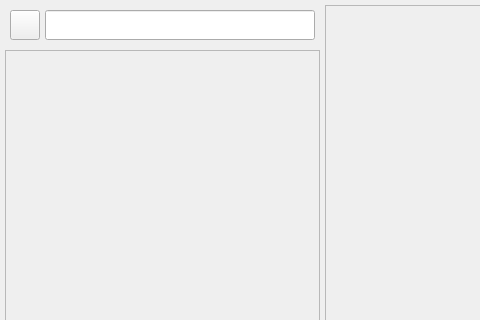
This is interfaces/raw/ui/main_window.ui in MoreliaTalk/morelia_client_qt as Qt 5 draws it before an edit; both pictures show x 0 to 480 and y 0 to 320 of the 960 by 540 pixel window. The edited form follows.
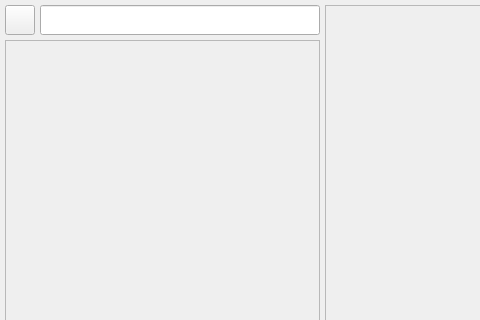
This is the edited form.

The edit to the form file:
```diff
--- a/interfaces/raw/ui/main_window.ui
+++ b/interfaces/raw/ui/main_window.ui
@@ -174,16 +174,16 @@
            <enum>QLayout::SetDefaultConstraint</enum>
           </property>
           <property name="leftMargin">
-           <number>5</number>
+           <number>0</number>
           </property>
           <property name="topMargin">
-           <number>5</number>
+           <number>0</number>
           </property>
           <property name="rightMargin">
-           <number>5</number>
+           <number>0</number>
           </property>
           <property name="bottomMargin">
-           <number>5</number>
+           <number>0</number>
           </property>
           <item>
            <widget class="QToolButton" name="MenuButton">
@@ -240,7 +240,7 @@
             <x>0</x>
             <y>0</y>
             <width>313</width>
-            <height>483</height>
+            <height>493</height>
            </rect>
           </property>
           <layout class="QVBoxLayout" name="chatVerticalLayout">
```
